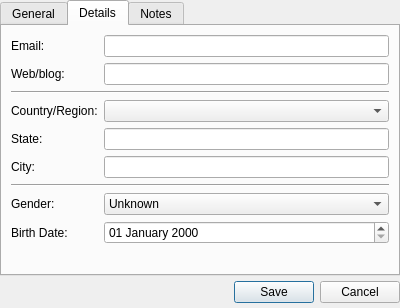
Qt form wengophone/src/presentation/qt/profile/ProfileDetails.ui (tkrotoff/WengoPhone) before a commit.
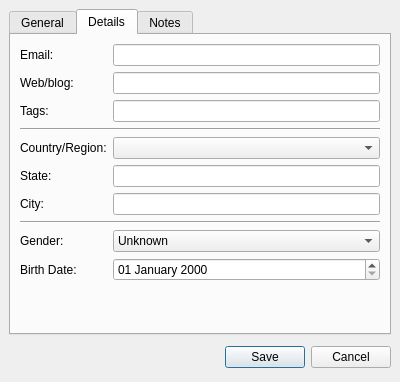
The same form after that commit. The open tabs and pages were chosen to show the change. Icons and pictures are not drawn.

```diff
--- a/wengophone/src/presentation/qt/profile/ProfileDetails.ui
+++ b/wengophone/src/presentation/qt/profile/ProfileDetails.ui
@@ -9,15 +9,15 @@
     <x>0</x>
     <y>0</y>
     <width>400</width>
-    <height>308</height>
+    <height>382</height>
    </rect>
   </property>
   <layout class="QGridLayout" >
    <property name="margin" >
-    <number>0</number>
+    <number>9</number>
    </property>
    <property name="spacing" >
-    <number>0</number>
+    <number>6</number>
    </property>
    <item row="0" column="0" >
     <widget class="QTabWidget" name="tabWidget" >
@@ -243,93 +243,10 @@
        <property name="spacing" >
         <number>6</number>
        </property>
-       <item row="0" column="0" >
-        <widget class="QLabel" name="label_19" >
-         <property name="text" >
-          <string>Email:</string>
-         </property>
-        </widget>
-       </item>
-       <item row="1" column="0" >
-        <widget class="QLabel" name="label_21" >
-         <property name="text" >
-          <string>Web/blog:</string>
-         </property>
-        </widget>
-       </item>
-       <item row="3" column="1" >
-        <widget class="QComboBox" name="countryComboBox" />
-       </item>
-       <item row="5" column="1" >
-        <widget class="QLineEdit" name="cityLineEdit" >
-         <property name="maxLength" >
-          <number>20</number>
-         </property>
-        </widget>
-       </item>
-       <item row="5" column="0" >
-        <widget class="QLabel" name="label_8" >
-         <property name="text" >
-          <string>City:</string>
-         </property>
-        </widget>
-       </item>
        <item row="4" column="1" >
-        <widget class="QLineEdit" name="stateLineEdit" >
-         <property name="maxLength" >
-          <number>20</number>
-         </property>
-        </widget>
-       </item>
-       <item row="4" column="0" >
-        <widget class="QLabel" name="label_12" >
-         <property name="text" >
-          <string>State:</string>
-         </property>
-        </widget>
-       </item>
-       <item row="3" column="0" >
-        <widget class="QLabel" name="label_11" >
-         <property name="text" >
-          <string>Country/Region:</string>
-         </property>
-        </widget>
-       </item>
-       <item row="9" column="1" >
-        <spacer>
-         <property name="orientation" >
-          <enum>Qt::Vertical</enum>
-         </property>
-         <property name="sizeHint" >
-          <size>
-           <width>20</width>
-           <height>40</height>
-          </size>
-         </property>
-        </spacer>
-       </item>
-       <item row="8" column="0" >
-        <widget class="QLabel" name="label_7" >
-         <property name="text" >
-          <string>Birth Date:</string>
-         </property>
-        </widget>
+        <widget class="QComboBox" name="countryComboBox" />
        </item>
        <item row="8" column="1" >
-        <widget class="QDateEdit" name="birthDate" >
-         <property name="displayFormat" >
-          <string>dd MMMM yyyy</string>
-         </property>
-        </widget>
-       </item>
-       <item row="7" column="0" >
-        <widget class="QLabel" name="label_10" >
-         <property name="text" >
-          <string>Gender:</string>
-         </property>
-        </widget>
-       </item>
-       <item row="7" column="1" >
         <widget class="QComboBox" name="genderComboBox" >
          <item>
           <property name="text" >
@@ -348,26 +265,119 @@
          </item>
         </widget>
        </item>
-       <item row="1" column="1" >
-        <widget class="QLineEdit" name="webLineEdit" />
+       <item row="9" column="1" >
+        <widget class="QDateEdit" name="birthDate" >
+         <property name="displayFormat" >
+          <string>dd MMMM yyyy</string>
+         </property>
+        </widget>
+       </item>
+       <item row="6" column="1" >
+        <widget class="QLineEdit" name="cityLineEdit" >
+         <property name="maxLength" >
+          <number>20</number>
+         </property>
+        </widget>
+       </item>
+       <item row="5" column="1" >
+        <widget class="QLineEdit" name="stateLineEdit" >
+         <property name="maxLength" >
+          <number>20</number>
+         </property>
+        </widget>
        </item>
        <item row="0" column="1" >
         <widget class="QLineEdit" name="emailLineEdit" />
        </item>
-       <item row="2" column="0" colspan="2" >
-        <widget class="Line" name="line" >
+       <item row="1" column="1" >
+        <widget class="QLineEdit" name="webLineEdit" />
+       </item>
+       <item row="2" column="1" >
+        <widget class="QLineEdit" name="lineEdit" />
+       </item>
+       <item row="2" column="0" >
+        <widget class="QLabel" name="label_22" >
+         <property name="text" >
+          <string>Tags:</string>
+         </property>
+        </widget>
+       </item>
+       <item row="0" column="0" >
+        <widget class="QLabel" name="label_19" >
+         <property name="text" >
+          <string>Email:</string>
+         </property>
+        </widget>
+       </item>
+       <item row="10" column="1" >
+        <spacer>
          <property name="orientation" >
-          <enum>Qt::Horizontal</enum>
+          <enum>Qt::Vertical</enum>
          </property>
+         <property name="sizeHint" >
+          <size>
+           <width>20</width>
+           <height>40</height>
+          </size>
+         </property>
+        </spacer>
+       </item>
+       <item row="9" column="0" >
+        <widget class="QLabel" name="label_7" >
+         <property name="text" >
+          <string>Birth Date:</string>
+         </property>
         </widget>
        </item>
-       <item row="6" column="0" colspan="2" >
+       <item row="8" column="0" >
+        <widget class="QLabel" name="label_10" >
+         <property name="text" >
+          <string>Gender:</string>
+         </property>
+        </widget>
+       </item>
+       <item row="7" column="0" colspan="2" >
         <widget class="Line" name="line_2" >
          <property name="orientation" >
           <enum>Qt::Horizontal</enum>
          </property>
         </widget>
        </item>
+       <item row="6" column="0" >
+        <widget class="QLabel" name="label_8" >
+         <property name="text" >
+          <string>City:</string>
+         </property>
+        </widget>
+       </item>
+       <item row="5" column="0" >
+        <widget class="QLabel" name="label_12" >
+         <property name="text" >
+          <string>State:</string>
+         </property>
+        </widget>
+       </item>
+       <item row="4" column="0" >
+        <widget class="QLabel" name="label_11" >
+         <property name="text" >
+          <string>Country/Region:</string>
+         </property>
+        </widget>
+       </item>
+       <item row="3" column="0" colspan="2" >
+        <widget class="Line" name="line" >
+         <property name="orientation" >
+          <enum>Qt::Horizontal</enum>
+         </property>
+        </widget>
+       </item>
+       <item row="1" column="0" >
+        <widget class="QLabel" name="label_21" >
+         <property name="text" >
+          <string>Web/blog:</string>
+         </property>
+        </widget>
+       </item>
       </layout>
      </widget>
      <widget class="QWidget" name="tabNotes" >
```
Left out of the diff: 63 changed lines with no effect on the pictures.
